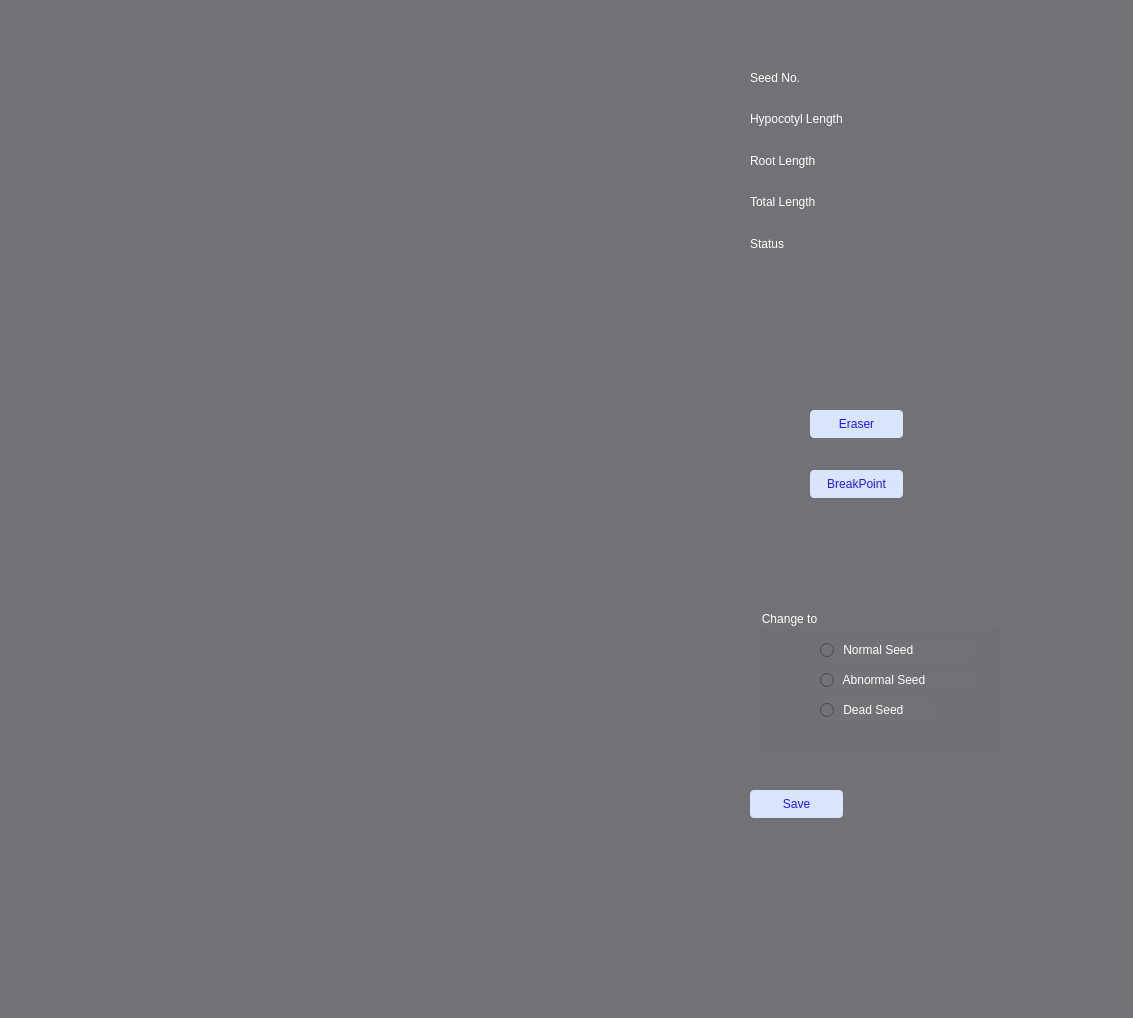
This is UI_files/seed_editor.ui in NMBawiskar/germinated_seed_analyzer as Qt 5 draws it before an edit. The edited form follows.
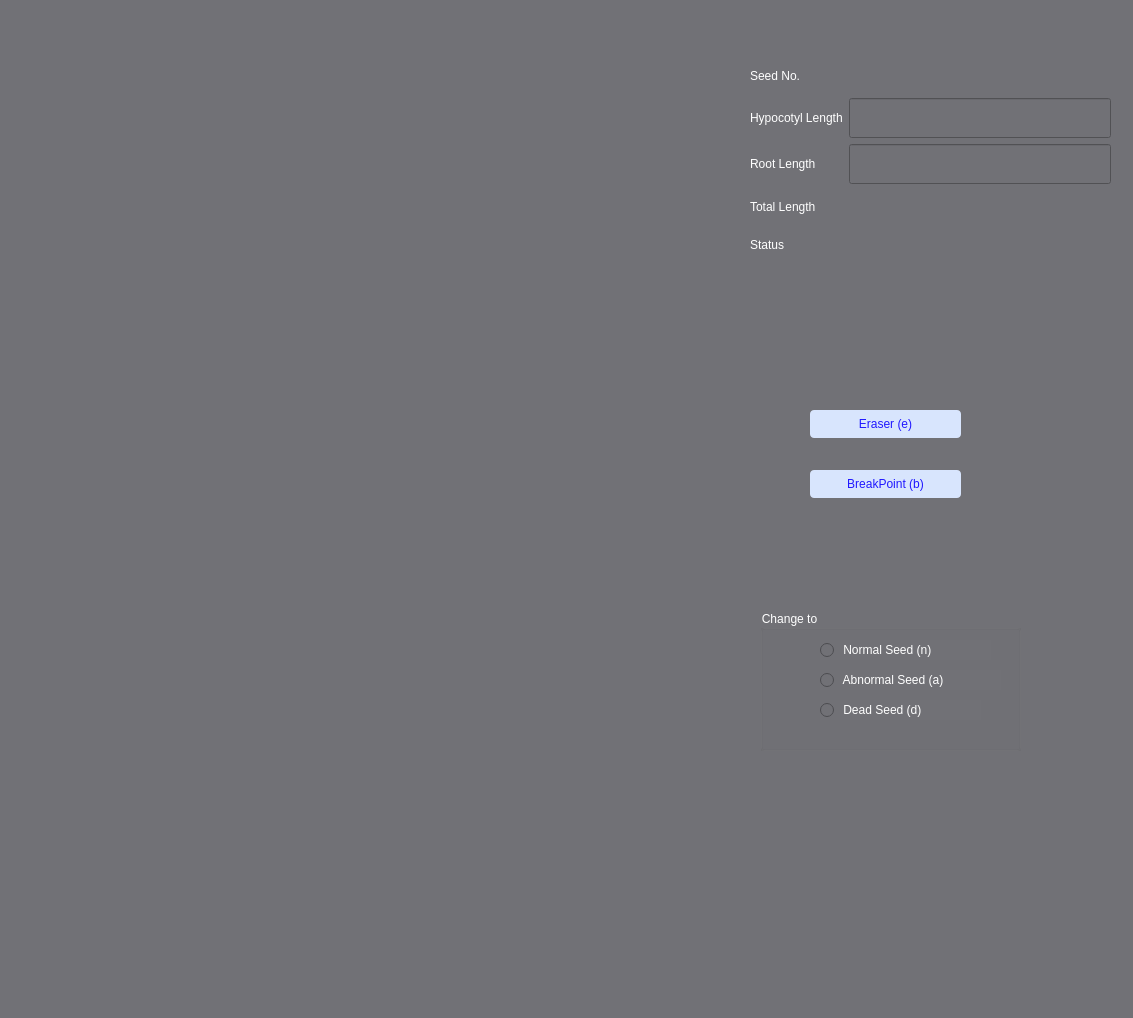
This is the edited form.

```diff
--- a/UI_files/seed_editor.ui
+++ b/UI_files/seed_editor.ui
@@ -21,7 +21,7 @@
     <rect>
      <x>810</x>
      <y>410</y>
-     <width>93</width>
+     <width>151</width>
      <height>28</height>
     </rect>
    </property>
@@ -32,7 +32,10 @@
 border-radius:4;</string>
    </property>
    <property name="text">
-    <string>Eraser</string>
+    <string>Eraser (e)</string>
+   </property>
+   <property name="checkable">
+    <bool>true</bool>
    </property>
   </widget>
   <widget class="QRadioButton" name="radioBtnNormalSeed">
@@ -40,7 +43,7 @@
     <rect>
      <x>820</x>
      <y>640</y>
-     <width>151</width>
+     <width>171</width>
      <height>20</height>
     </rect>
    </property>
@@ -49,7 +52,7 @@
 color:white;</string>
    </property>
    <property name="text">
-    <string> Normal Seed</string>
+    <string> Normal Seed (n)</string>
    </property>
   </widget>
   <widget class="QRadioButton" name="radioBtnAbnormalSeed">
@@ -57,7 +60,7 @@
     <rect>
      <x>820</x>
      <y>670</y>
-     <width>151</width>
+     <width>181</width>
      <height>20</height>
     </rect>
    </property>
@@ -66,7 +69,7 @@
 color:white;</string>
    </property>
    <property name="text">
-    <string> Abnormal Seed</string>
+    <string> Abnormal Seed (a)</string>
    </property>
   </widget>
   <widget class="QRadioButton" name="radioBtnDeadSeed">
@@ -74,7 +77,7 @@
     <rect>
      <x>820</x>
      <y>700</y>
-     <width>111</width>
+     <width>161</width>
      <height>20</height>
     </rect>
    </property>
@@ -83,7 +86,7 @@
 color:white;</string>
    </property>
    <property name="text">
-    <string> Dead Seed</string>
+    <string> Dead Seed (d)</string>
    </property>
   </widget>
   <widget class="QWidget" name="gridLayoutWidget">
@@ -107,28 +110,6 @@
       </property>
      </widget>
     </item>
-    <item row="1" column="1">
-     <widget class="QLabel" name="label_hypocotyl_length">
-      <property name="styleSheet">
-       <string>font: 63 10pt &quot;Segoe UI Semibold&quot;;
-color:white;</string>
-      </property>
-      <property name="text">
-       <string/>
-      </property>
-     </widget>
-    </item>
-    <item row="2" column="1">
-     <widget class="QLabel" name="label_root_length">
-      <property name="styleSheet">
-       <string>font: 63 10pt &quot;Segoe UI Semibold&quot;;
-color:white;</string>
-      </property>
-      <property name="text">
-       <string/>
-      </property>
-     </widget>
-    </item>
     <item row="3" column="1">
      <widget class="QLabel" name="label_total_length">
       <property name="styleSheet">
@@ -206,6 +187,46 @@
       </property>
      </widget>
     </item>
+    <item row="1" column="1">
+     <widget class="QLineEdit" name="lineEdit_hypocotyl_length">
+      <property name="minimumSize">
+       <size>
+        <width>0</width>
+        <height>40</height>
+       </size>
+      </property>
+      <property name="styleSheet">
+       <string notr="true">font: 63 10pt &quot;Segoe UI Semibold&quot;;
+color:white;</string>
+      </property>
+      <property name="inputMethodHints">
+       <set>Qt::ImhDigitsOnly</set>
+      </property>
+      <property name="alignment">
+       <set>Qt::AlignCenter</set>
+      </property>
+     </widget>
+    </item>
+    <item row="2" column="1">
+     <widget class="QLineEdit" name="lineEdit_root_length">
+      <property name="minimumSize">
+       <size>
+        <width>0</width>
+        <height>40</height>
+       </size>
+      </property>
+      <property name="styleSheet">
+       <string notr="true">font: 63 10pt &quot;Segoe UI Semibold&quot;;
+color:white;</string>
+      </property>
+      <property name="inputMethodHints">
+       <set>Qt::ImhDigitsOnly</set>
+      </property>
+      <property name="alignment">
+       <set>Qt::AlignCenter</set>
+      </property>
+     </widget>
+    </item>
    </layout>
   </widget>
   <widget class="QGroupBox" name="groupBox">
@@ -213,7 +234,7 @@
     <rect>
      <x>760</x>
      <y>610</y>
-     <width>241</width>
+     <width>261</width>
      <height>141</height>
     </rect>
    </property>
@@ -230,7 +251,7 @@
     <rect>
      <x>810</x>
      <y>470</y>
-     <width>93</width>
+     <width>151</width>
      <height>28</height>
     </rect>
    </property>
@@ -241,7 +262,7 @@
 border-radius:4;</string>
    </property>
    <property name="text">
-    <string>BreakPoint</string>
+    <string>BreakPoint (b)</string>
    </property>
   </widget>
   <widget class="QLabel" name="label_img_seed_mask">
@@ -263,23 +284,38 @@
     <bool>true</bool>
    </property>
   </widget>
-  <widget class="QPushButton" name="btnSave">
+  <widget class="QLabel" name="label_hypocotyl_length">
    <property name="geometry">
     <rect>
-     <x>750</x>
-     <y>790</y>
-     <width>93</width>
-     <height>28</height>
+     <x>850</x>
+     <y>310</y>
+     <width>176</width>
+     <height>34</height>
     </rect>
    </property>
    <property name="styleSheet">
-    <string notr="true">background-color:rgba(216, 229, 253,255);
-font: 63 10pt &quot;Segoe UI Semibold&quot;;
-color: rgb(32, 24, 255);
-border-radius:4;</string>
+    <string>font: 63 10pt &quot;Segoe UI Semibold&quot;;
+color:white;</string>
    </property>
    <property name="text">
-    <string>Save</string>
+    <string/>
+   </property>
+  </widget>
+  <widget class="QLabel" name="label_root_length">
+   <property name="geometry">
+    <rect>
+     <x>850</x>
+     <y>350</y>
+     <width>176</width>
+     <height>35</height>
+    </rect>
+   </property>
+   <property name="styleSheet">
+    <string>font: 63 10pt &quot;Segoe UI Semibold&quot;;
+color:white;</string>
+   </property>
+   <property name="text">
+    <string/>
    </property>
   </widget>
   <zorder>groupBox</zorder>
```
Left out of the diff: 3 changed lines with no effect on the pictures.
